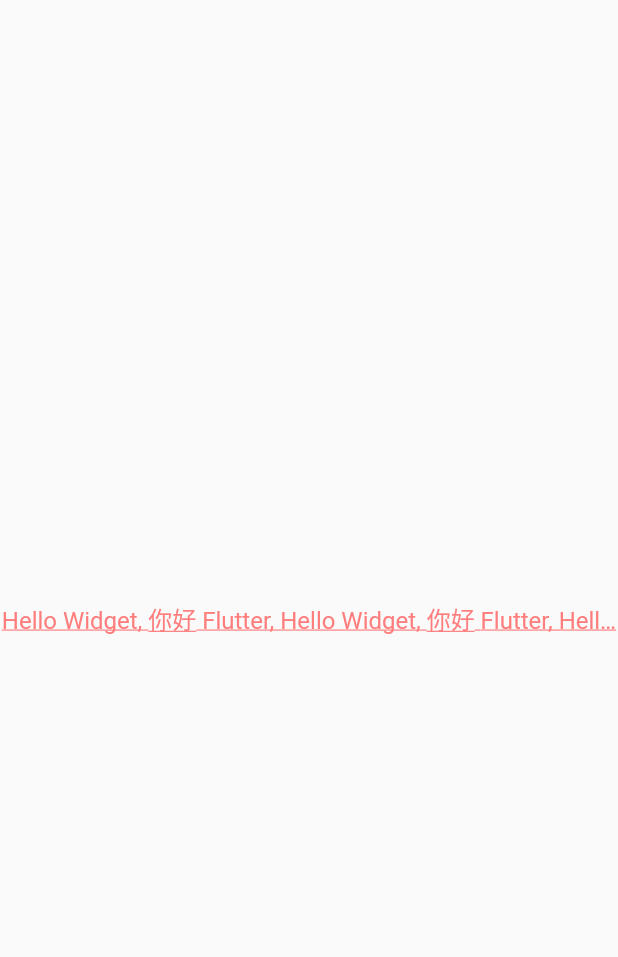
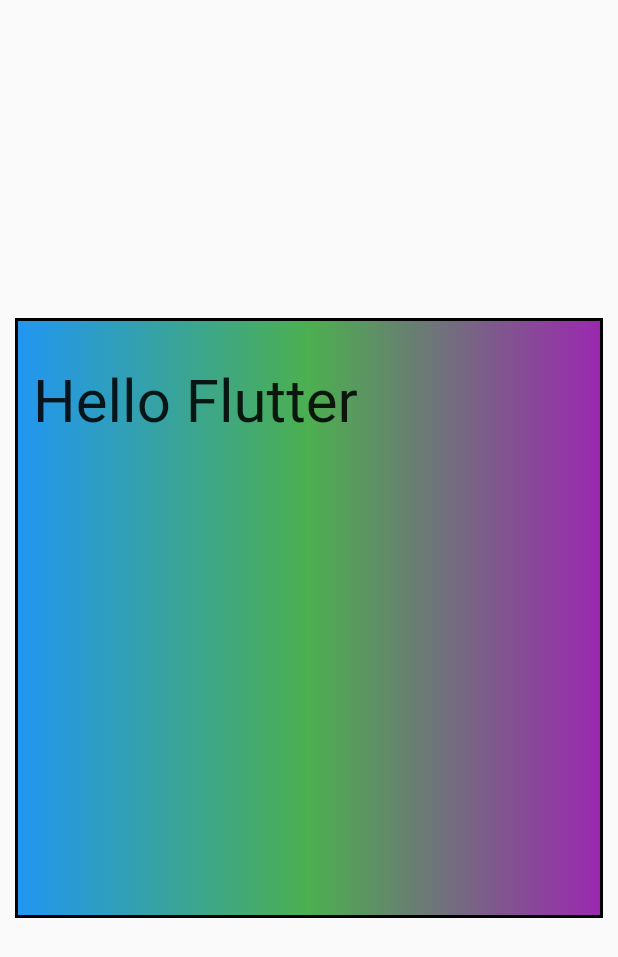
Before and after one commit to lijiredback/learn-flutter, a Flutter app: the screen it shows after launch, on a phone screen of 412 x 824 dp. Shown: the top 957 px of the screen. Run offline on Flutter 3.47's test engine with Material 2 defaults, Android fonts, the phone set to English and light mode, and no system bars.

Commit message:
feat: Container

```diff
--- a/demo/lib/main.dart
+++ b/demo/lib/main.dart
@@ -11,18 +11,33 @@ class MyApp extends StatelessWidget {
       title: 'Text Widget',
       home: Scaffold(
         body: Center(
-          child: Text(
-            'Hello Widget, 你好 Flutter, Hello Widget, 你好 Flutter, Hello Widget, 你好 Flutter, Hello Widget, 你好 Flutter, Hello Widget, 你好 Flutter, Hello Widget, 你好 Flutter,',
-            textAlign: TextAlign.center,
-            maxLines: 1,
-            overflow: TextOverflow.ellipsis,
-            style: TextStyle(
-              fontSize: 16,
-              color: Color.fromARGB(255, 255, 125, 125),
-              decoration: TextDecoration.underline,
-              decorationStyle: TextDecorationStyle.solid
+          // child: Text(
+          //   'Hello Widget, 你好 Flutter, Hello Widget, 你好 Flutter, Hello Widget, 你好 Flutter, Hello Widget, 你好 Flutter, Hello Widget, 你好 Flutter, Hello Widget, 你好 Flutter,',
+          //   textAlign: TextAlign.center,
+          //   maxLines: 1,
+          //   overflow: TextOverflow.ellipsis,
+          //   style: TextStyle(
+          //     fontSize: 16,
+          //     color: Color.fromARGB(255, 255, 125, 125),
+          //     decoration: TextDecoration.underline,
+          //     decorationStyle: TextDecorationStyle.solid
+          //   ),
+          // ),
+          child: Container(
+              child: new Text('Hello Flutter', style: TextStyle(fontSize: 40)),
+              alignment: Alignment.topLeft,
+              width: 500,
+              height: 400,
+              // color: Colors.blue,
+              padding: const EdgeInsets.fromLTRB(10, 30, 0, 0),
+              margin: const EdgeInsets.all(10),
+              decoration: new BoxDecoration(
+                gradient: const LinearGradient(
+                  colors: [Colors.blue,Colors.green,Colors.purple]
+                ),
+                border: Border.all(width: 2, color: Colors.black)
+              ),
             ),
-          ),
         ),
       ),
     );
```
Also changed, not shown: 1 other file.
